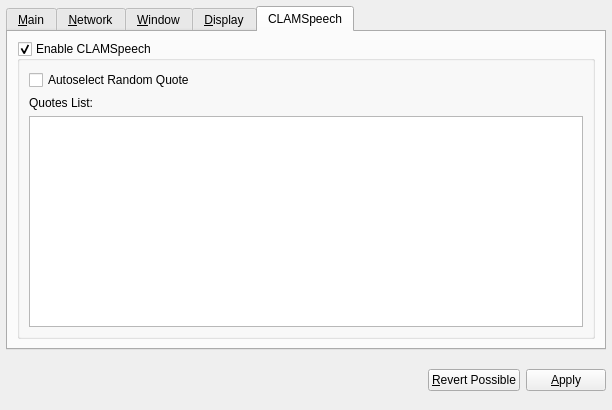
Above: src/qt/forms/optionsdialog.ui from CyberCriminal0/Mercury before the change. Below: the same form after it.
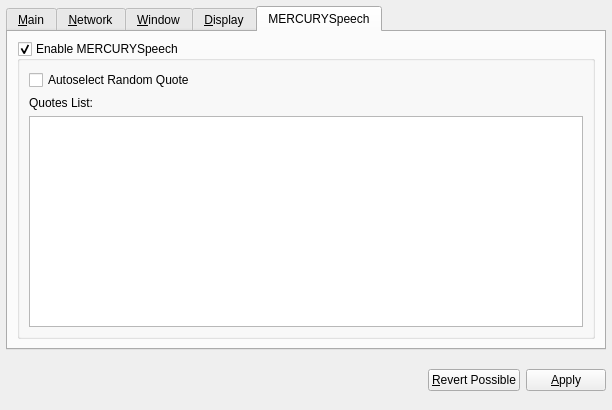
That is the form after the change. Custom widgets are drawn as their Qt base class.

Commit message: CLAMSpeech to MERCURYSpeech

The edit to the form file:
```diff
--- a/src/qt/forms/optionsdialog.ui
+++ b/src/qt/forms/optionsdialog.ui
@@ -422,13 +422,13 @@
      </widget>
      <widget class="QWidget" name="tabSpeech">
       <attribute name="title">
-       <string>CLAMSpeech</string>
+       <string>MERCURYSpeech</string>
       </attribute>
       <layout class="QGridLayout" name="gridLayout_3">
        <item row="0" column="0">
         <widget class="QGroupBox" name="mercurySpeechGroupbox">
          <property name="title">
-          <string>Enable CLAMSpeech</string>
+          <string>Enable MERCURYSpeech</string>
          </property>
          <property name="checkable">
           <bool>true</bool>
```
The commit also changes 15 other files.
